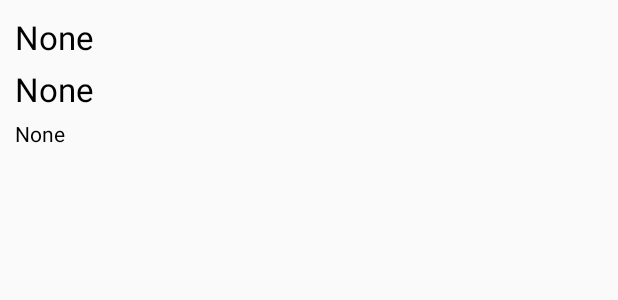
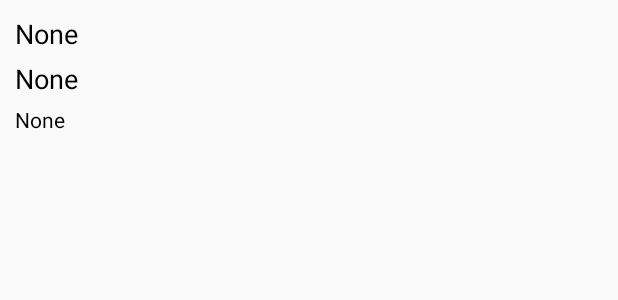
Before and after one commit to objectman777/PrempointQualifier-KevinCitron, an Android app: the layout scanresult_row_item.xml on its own in the app's theme, with its tools: preview values and no code run, on a phone screen of 412 x 824 dp. Shown: the top 300 px of the screen. Run offline under Robolectric (Android 15) with nearby library versions, the phone set to English and light mode, and no system bars.

```diff
--- a/app/src/main/res/layout/fragment_main.xml
+++ b/app/src/main/res/layout/fragment_main.xml
@@ -16,7 +16,8 @@
         android:background="@drawable/premroundedbuttonskin"
         android:onClick="scanButton_clickHandler"
         android:text="@string/scanButtonInitialStateText"
-        android:textStyle="bold"
+        android:paddingLeft="2dp"
+        android:paddingRight="2dp"
         android:textColor="@color/premscanbuttoncolor"
         app:layout_constraintRight_toRightOf="parent"
         app:layout_constraintTop_toTopOf="parent"
--- a/app/src/main/res/layout/scanresult_row_item.xml
+++ b/app/src/main/res/layout/scanresult_row_item.xml
@@ -13,7 +13,7 @@
         android:layout_height="wrap_content"
         android:layout_alignParentTop="true"
         android:text="None"
-        android:textAppearance="?android:attr/textAppearanceLarge"
+        android:textAppearance="?android:attr/textAppearanceMedium"
         android:textColor="@android:color/black" />
 
     <TextView
@@ -23,7 +23,7 @@
         android:layout_below="@+id/deviceName"
         android:layout_marginTop="5dp"
         android:text="None"
-        android:textAppearance="?android:attr/textAppearanceLarge"
+        android:textAppearance="?android:attr/textAppearanceMedium"
         android:textColor="@android:color/black" />
 
     <TextView
```
Also changed, not shown: app/src/main/java/com/prempoint/objectman/prempointqualifier/MainActivity.java (+35 -8 lines).
